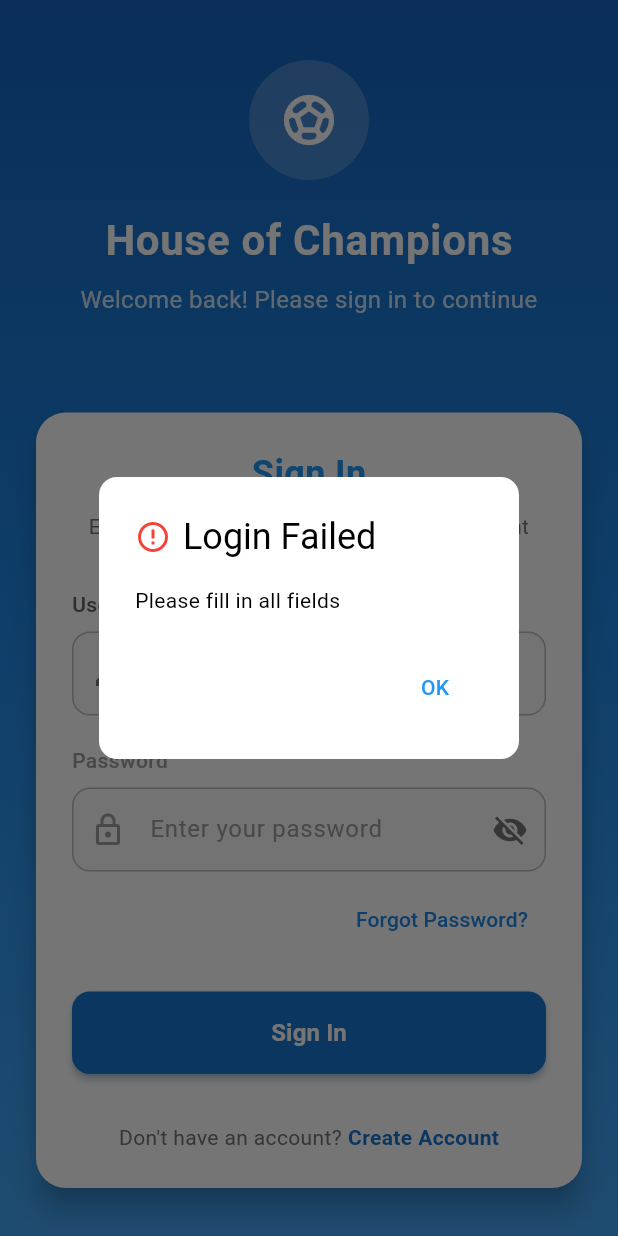
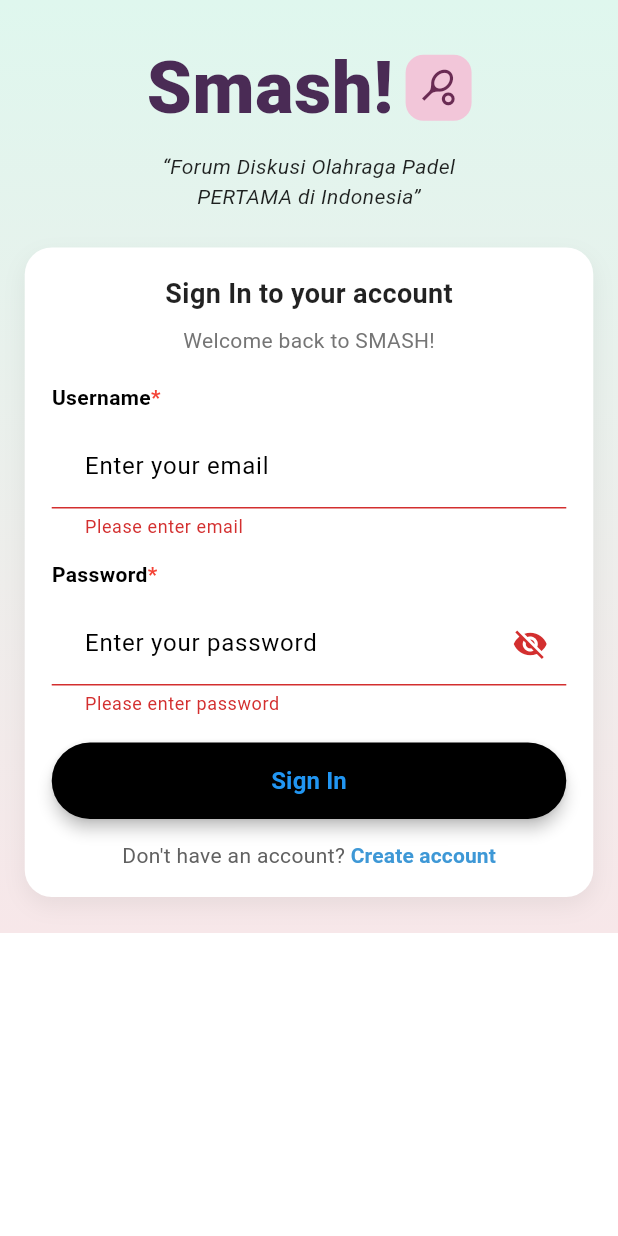
Before and after one commit to pbp-kelompok-a05/smash-mobile, a Flutter app: the screen it shows after launch, after a tap on "Sign In", on a phone screen of 412 x 824 dp. Run offline on Flutter 3.47's test engine with Material 3 defaults, Android fonts, the phone set to English and light mode, and no system bars; missing offline and left inert: pbp_django_auth.

Commit message:
Memperbaiki tampilan login sesuai dengan figma

```diff
--- a/lib/main.dart
+++ b/lib/main.dart
@@ -44,7 +44,7 @@ class MyApp extends StatelessWidget {
             colorScheme: ColorScheme.fromSwatch(primarySwatch: Colors.blue)
           .copyWith(secondary: Colors.blueAccent[400]),
         ),
-        home: const LoginPage(),
+        home: const SmashLoginPage(),
       ),
     );
   }
--- a/lib/screens/login.dart
+++ b/lib/screens/login.dart
@@ -1,76 +1,73 @@
-import 'package:smash_mobile/screens/menu.dart';
 import 'package:flutter/material.dart';
-import 'package:pbp_django_auth/pbp_django_auth.dart';
-import 'package:provider/provider.dart';
 
 void main() {
-  runApp(const LoginApp());
+  runApp(const SmashApp());
 }
 
-class LoginApp extends StatelessWidget {
-  const LoginApp({super.key});
+class SmashApp extends StatelessWidget {
+  const SmashApp({super.key});
 
   @override
   Widget build(BuildContext context) {
     return MaterialApp(
-      title: 'House of Champions - Login',
+      title: 'Smash Login',
       theme: ThemeData(
-        useMaterial3: true,
-        colorScheme: ColorScheme.fromSeed(
-          seedColor: Colors.blue,
-          brightness: Brightness.light,
+        primarySwatch: Colors.purple,
       ),
-        fontFamily: 'Inter',
-      ),
-      home: const LoginPage(),
       debugShowCheckedModeBanner: false,
+      home: const SmashLoginPage(),
     );
   }
 }
 
-class LoginPage extends StatefulWidget {
-  const LoginPage({super.key});
-
-  @override
-  State<LoginPage> createState() => _LoginPageState();
-}
-
-class _LoginPageState extends State<LoginPage> {
-  final TextEditingController _usernameController = TextEditingController();
-  final TextEditingController _passwordController = TextEditingController();
-  bool _isLoading = false; // State untuk loading indicator
-  bool _obscurePassword = true; // State untuk show/hide password
+class SmashLoginPage extends StatelessWidget {
+  const SmashLoginPage({super.key});
 
   @override
   Widget build(BuildContext context) {
-    final request = context.watch<CookieRequest>();
-
+    final width = MediaQuery.of(context).size.width;
     return Scaffold(
-      // Background gradient yang modern
+      // background gradient dari hijau pucat ke pink pucat
       body: Container(
-        width: double.infinity,
-        height: double.infinity,
-        decoration: BoxDecoration(
+        decoration: const BoxDecoration(
           gradient: LinearGradient(
             begin: Alignment.topCenter,
             end: Alignment.bottomCenter,
             colors: [
-              Colors.blue[800]!,
-              Colors.blue[600]!,
-              Colors.blue[400]!,
+              Color(0xFFDFF7EE), // mint very light
+              Color(0xFFF7E7E9), // pink very light
             ],
           ),
         ),
         child: SafeArea(
           child: SingleChildScrollView(
-            physics: const BouncingScrollPhysics(),
+            padding: const EdgeInsets.symmetric(vertical: 24.0),
             child: Column(
+              crossAxisAlignment: CrossAxisAlignment.center,
               children: [
-                // Header Section dengan Logo dan Welcome Text
-                _buildHeaderSection(),
-
-                // Login Card Section
-                _buildLoginCard(request),
+                // Logo + tagline
+                const _LogoSection(),
+                const SizedBox(height: 24),
+                // Card form
+                Center(
+                  child: Container(
+                    width: width * 0.92,
+                    constraints: const BoxConstraints(maxWidth: 420),
+                    padding: const EdgeInsets.all(18.0),
+                    decoration: BoxDecoration(
+                      color: Colors.white,
+                      borderRadius: BorderRadius.circular(18),
+                      boxShadow: [
+                        BoxShadow(
+                          color: Colors.black.withOpacity(0.06),
+                          blurRadius: 12,
+                          offset: const Offset(0, 6),
+                        ),
+                      ],
+                    ),
+                    child: const _SignInForm(),
+                  ),
+                ),
               ],
             ),
           ),
@@ -78,424 +75,252 @@ class _LoginPageState extends State<LoginPage> {
       ),
     );
   }
+}
 
-  /// Membangun header section dengan logo dan teks sambutan
-  Widget _buildHeaderSection() {
-    return Container(
-      padding: const EdgeInsets.symmetric(vertical: 40, horizontal: 20),
-      child: Column(
+class _LogoSection extends StatelessWidget {
+  const _LogoSection();
+
+  @override
+  Widget build(BuildContext context) {
+    return Column(
       children: [
-          // Logo/Icon Aplikasi
-          Container(
-            width: 80,
-            height: 80,
-            decoration: BoxDecoration(
-              color: Colors.white.withOpacity(0.2),
-              shape: BoxShape.circle,
-            ),
-            child: Icon(
-              Icons.sports_soccer,
-              size: 40,
-              color: Colors.white,
-            ),
-          ),
-          const SizedBox(height: 20),
-
-          // Teks Sambutan
-          const Text(
-            'House of Champions',
+        // Logo (bisa diganti dengan Image.asset jika Anda punya asset logo)
+        Row(
+          mainAxisAlignment: MainAxisAlignment.center,
+          children: [
+            // tulisan Smash!
+            Text(
+              'Smash!',
               style: TextStyle(
-              fontSize: 28,
-              fontWeight: FontWeight.bold,
-              color: Colors.white,
+                fontSize: 48,
+                fontWeight: FontWeight.w800,
+                color: Color(0xFF4A2B55), // deep purple
                 letterSpacing: 0.5,
               ),
             ),
-          const SizedBox(height: 8),
-          Text(
-            'Welcome back! Please sign in to continue',
-            style: TextStyle(
-              fontSize: 16,
-              color: Colors.white.withOpacity(0.8),
+            const SizedBox(width: 8),
+            // Balloon / icon sebagai dekorasi logo
+            Container(
+              width: 44,
+              height: 44,
+              decoration: BoxDecoration(
+                color: const Color(0xFFF2C6D9),
+                borderRadius: BorderRadius.circular(12),
               ),
-            textAlign: TextAlign.center,
+              child: const Icon(
+                Icons.sports_tennis, // mendekati bola padel
+                size: 26,
+                color: Color(0xFF6A2B53),
+              ),
             ),
           ],
         ),
-    );
-  }
-
-  /// Membangun card login dengan form input
-  Widget _buildLoginCard(CookieRequest request) {
-    return Container(
-      margin: const EdgeInsets.all(20),
-      child: Card(
-        elevation: 8,
-        shape: RoundedRectangleBorder(
-          borderRadius: BorderRadius.circular(20),
-        ),
-        child: Padding(
-          padding: const EdgeInsets.all(24),
-          child: Column(
-            mainAxisSize: MainAxisSize.min,
-            children: [
-              // Title Section
-              const Text(
-                'Sign In',
-                style: TextStyle(
-                  fontSize: 24,
-                  fontWeight: FontWeight.bold,
-                  color: Colors.blue,
-                ),
-              ),
         const SizedBox(height: 8),
-              Text(
-                'Enter your credentials to access your account',
+        const Padding(
+          padding: EdgeInsets.symmetric(horizontal: 20.0),
+          child: Text(
+            '“Forum Diskusi Olahraga Padel\nPERTAMA di Indonesia”',
+            textAlign: TextAlign.center,
             style: TextStyle(
               fontSize: 14,
-                  color: Colors.grey[600],
-                ),
-                textAlign: TextAlign.center,
-              ),
-              const SizedBox(height: 32),
-
-              // Username Field
-              _buildTextField(
-                controller: _usernameController,
-                label: 'Username',
-                hint: 'Enter your username',
-                prefixIcon: Icons.person_outline,
-                keyboardType: TextInputType.text,
-              ),
-              const SizedBox(height: 20),
-
-              // Password Field
-              _buildPasswordField(),
-              const SizedBox(height: 8),
-
-              // Forgot Password (Optional)
-              Align(
-                alignment: Alignment.centerRight,
-                child: TextButton(
-                  onPressed: () {
-                    // TODO: Implement forgot password functionality
-                    ScaffoldMessenger.of(context).showSnackBar(
-                      const SnackBar(
-                        content: Text('Forgot password feature coming soon!'),
-                        duration: Duration(seconds: 2),
-                      ),
-                    );
-                  },
-                  child: Text(
-                    'Forgot Password?',
-                    style: TextStyle(
-                      color: Colors.blue[600],
-                      fontWeight: FontWeight.w500,
-                    ),
-                  ),
-                ),
-              ),
-              const SizedBox(height: 24),
-
-              // Login Button
-              _buildLoginButton(request),
-              const SizedBox(height: 32),
-
-              // Register Section
-              _buildRegisterSection(),
-            ],
-          ),
-        ),
-      ),
-    );
-  }
-
-  /// Membangun text field yang reusable
-  Widget _buildTextField({
-    required TextEditingController controller,
-    required String label,
-    required String hint,
-    required IconData prefixIcon,
-    TextInputType keyboardType = TextInputType.text,
-  }) {
-    return Column(
-      crossAxisAlignment: CrossAxisAlignment.start,
-      children: [
-        Text(
-          label,
-          style: TextStyle(
-            fontWeight: FontWeight.w500,
-            color: Colors.grey[700],
-            fontSize: 14,
-          ),
-        ),
-        const SizedBox(height: 8),
-        TextField(
-          controller: controller,
-          keyboardType: keyboardType,
-          style: const TextStyle(fontSize: 16),
-          decoration: InputDecoration(
-            hintText: hint,
-            hintStyle: TextStyle(color: Colors.grey[500]),
-            border: OutlineInputBorder(
-              borderRadius: BorderRadius.circular(12),
-              borderSide: BorderSide(color: Colors.grey[400]!),
-            ),
-            focusedBorder: OutlineInputBorder(
-              borderRadius: BorderRadius.circular(12),
-              borderSide: BorderSide(color: Colors.blue[400]!, width: 2),
-            ),
-            enabledBorder: OutlineInputBorder(
-              borderRadius: BorderRadius.circular(12),
-              borderSide: BorderSide(color: Colors.grey[400]!),
-            ),
-            filled: true,
-            fillColor: Colors.grey[50],
-            prefixIcon: Icon(
-              prefixIcon,
-              color: Colors.grey[600],
-            ),
-            contentPadding: const EdgeInsets.symmetric(
-              horizontal: 16,
-              vertical: 16,
+              color: Colors.black87,
+              fontStyle: FontStyle.italic,
             ),
           ),
         ),
       ],
     );
   }
+}
 
-  /// Membangun password field dengan toggle visibility
-  Widget _buildPasswordField() {
-    return Column(
-      crossAxisAlignment: CrossAxisAlignment.start,
-      children: [
-        const Text(
-          'Password',
-          style: TextStyle(
-            fontWeight: FontWeight.w500,
-            color: Colors.grey,
-            fontSize: 14,
-          ),
-        ),
-        const SizedBox(height: 8),
-        TextField(
-          controller: _passwordController,
-          obscureText: _obscurePassword,
-          style: const TextStyle(fontSize: 16),
-          decoration: InputDecoration(
-            hintText: 'Enter your password',
-            hintStyle: TextStyle(color: Colors.grey[500]),
-            border: OutlineInputBorder(
-              borderRadius: BorderRadius.circular(12),
-              borderSide: BorderSide(color: Colors.grey[400]!),
+class _SignInForm extends StatefulWidget {
+  const _SignInForm();
+
+  @override
+  State<_SignInForm> createState() => _SignInFormState();
+}
+
+class _SignInFormState extends State<_SignInForm> {
+  final _formKey = GlobalKey<FormState>();
+  final _emailCtrl = TextEditingController();
+  final _passCtrl = TextEditingController();
+  bool _obscure = true;
+
+  @override
+  void dispose() {
+    _emailCtrl.dispose();
+    _passCtrl.dispose();
+    super.dispose();
+  }
+
+  InputDecoration _inputDecoration(String hint) {
+    return InputDecoration(
+      hintText: hint,
+      filled: true,
+      fillColor: Colors.white,
+      contentPadding: const EdgeInsets.symmetric(vertical: 16, horizontal: 18),
+      enabledBorder: OutlineInputBorder(
+        borderRadius: BorderRadius.circular(28),
+        borderSide: BorderSide(color: Colors.grey.shade300),
       ),
       focusedBorder: OutlineInputBorder(
-              borderRadius: BorderRadius.circular(12),
-              borderSide: BorderSide(color: Colors.blue[400]!, width: 2),
-            ),
-            enabledBorder: OutlineInputBorder(
-              borderRadius: BorderRadius.circular(12),
-              borderSide: BorderSide(color: Colors.grey[400]!),
-            ),
-            filled: true,
-            fillColor: Colors.grey[50],
-            prefixIcon: const Icon(
-              Icons.lock_outline,
-              color: Colors.grey,
-            ),
-            suffixIcon: IconButton(
-              icon: Icon(
-                _obscurePassword ? Icons.visibility_off : Icons.visibility,
-                color: Colors.grey[600],
-              ),
-              onPressed: () {
-                setState(() {
-                  _obscurePassword = !_obscurePassword;
-                });
-              },
-            ),
-            contentPadding: const EdgeInsets.symmetric(
-              horizontal: 16,
-              vertical: 16,
-            ),
-          ),
-        ),
-      ],
-    );
-  }
-
-  /// Membangun login button dengan loading state
-  Widget _buildLoginButton(CookieRequest request) {
-    return SizedBox(
-      width: double.infinity,
-      child: ElevatedButton(
-        style: ElevatedButton.styleFrom(
-          backgroundColor: Colors.blue[700],
-          foregroundColor: Colors.white,
-          padding: const EdgeInsets.symmetric(vertical: 16),
-          shape: RoundedRectangleBorder(
-            borderRadius: BorderRadius.circular(12),
-          ),
-          elevation: 2,
-          shadowColor: Colors.blue[200],
-        ),
-        onPressed: _isLoading
-            ? null
-            : () async {
-                _performLogin(request);
-              },
-        child: _isLoading
-            ? const SizedBox(
-                width: 20,
-                height: 20,
-                child: CircularProgressIndicator(
-                  strokeWidth: 2,
-                  valueColor: AlwaysStoppedAnimation<Color>(Colors.white),
-                ),
-              )
-            : const Text(
-                'Sign In',
-                style: TextStyle(
-                  fontSize: 16,
-                  fontWeight: FontWeight.w600,
-                ),
-              ),
-      ),
-    );
-  }
-
-  /// Membangun section untuk registrasi
-  Widget _buildRegisterSection() {
-    return Row(
-      mainAxisAlignment: MainAxisAlignment.center,
-      children: [
-        Text(
-          "Don't have an account?",
-          style: TextStyle(
-            color: Colors.grey[600],
-          ),
-        ),
-        const SizedBox(width: 4),
-        GestureDetector(
-          child: Text(
-            'Create Account',
-            style: TextStyle(
-              color: Colors.blue[700],
-              fontWeight: FontWeight.w600,
-              fontSize: 14,
-            ),
-          ),
-        ),
-      ],
-    );
-  }
-
-  /// Melakukan proses login dengan error handling
-  void _performLogin(CookieRequest request) async {
-    // Validasi input
-    if (_usernameController.text.isEmpty || _passwordController.text.isEmpty) {
-      _showErrorDialog('Please fill in all fields');
-      return;
-    }
-
-    // Set loading state
-    setState(() {
-      _isLoading = true;
-    });
-
-    try {
-      // Check credentials
-      // TODO: Replace the URL with your app's URL
-      // To connect Android emulator with Django on localhost, use URL http://10.0.2.2/
-      // If you using chrome, use URL http://localhost:8000
-      final response = await request.login(
-        "http://localhost:8000/auth/login/",
-        {
-          'username': _usernameController.text.trim(),
-          'password': _passwordController.text,
-        },
-      );
-
-      // Reset loading state
-      if (mounted) {
-        setState(() {
-          _isLoading = false;
-        });
-      }
-
-      if (request.loggedIn) {
-        // Login successful
-        String message = response['message'];
-        String uname = response['username'];
-
-        if (mounted) {
-          // Show success message
-          ScaffoldMessenger.of(context)
-            ..hideCurrentSnackBar()
-            ..showSnackBar(
-              SnackBar(
-                content: Text("$message Welcome back, $uname! 👋"),
-                backgroundColor: Colors.green,
-                behavior: SnackBarBehavior.floating,
-                shape: RoundedRectangleBorder(
-                  borderRadius: BorderRadius.circular(8),
-                ),
-              ),
-            );
-
-          // Navigate to home page
-          Navigator.pushReplacement(
-            context,
-            MaterialPageRoute(builder: (context) => MyHomePage()),
-          );
-        }
-      } else {
-        // Login failed
-        _showErrorDialog(response['message'] ?? 'Login failed. Please try again.');
-      }
-    } catch (e) {
-      // Handle network errors
-      if (mounted) {
-        setState(() {
-          _isLoading = false;
-        });
-        _showErrorDialog('Network error: Please check your connection and try again.');
-      }
-    }
-  }
-
-  /// Menampilkan dialog error
-  void _showErrorDialog(String message) {
-    showDialog(
-      context: context,
-      builder: (context) => AlertDialog(
-        title: const Row(
-          children: [
-            Icon(Icons.error_outline, color: Colors.red, size: 24),
-            SizedBox(width: 8),
-            Text('Login Failed'),
-          ],
-        ),
-        content: Text(message),
-        actions: [
-          TextButton(
-            onPressed: () => Navigator.pop(context),
-            child: const Text('OK'),
-          ),
-        ],
-        shape: RoundedRectangleBorder(
-          borderRadius: BorderRadius.circular(12),
-        ),
+        borderRadius: BorderRadius.circular(28),
+        borderSide: BorderSide(color: Colors.grey.shade500),
       ),
     );
   }
 
   @override
-  void dispose() {
-    // Clean up controllers
-    _usernameController.dispose();
-    _passwordController.dispose();
-    super.dispose();
+  Widget build(BuildContext context) {
+    return Form(
+      key: _formKey,
+      child: Column(
+        // isi card
+        crossAxisAlignment: CrossAxisAlignment.start,
+        children: [
+          Center(
+            child: Text(
+              'Sign In to your account',
+              style: TextStyle(
+                fontSize: 18,
+                fontWeight: FontWeight.w700,
+                color: Colors.black87,
+              ),
+            ),
+          ),
+          const SizedBox(height: 8),
+          Center(
+            child: Text(
+              'Welcome back to SMASH!',
+              style: TextStyle(
+                fontSize: 14,
+                color: Colors.grey.shade600,
+              ),
+            ),
+          ),
+          const SizedBox(height: 18),
+          // Username label + field
+          const Text.rich(
+            TextSpan(
+              children: [
+                TextSpan(
+                  text: 'Username',
+                  style: TextStyle(
+                    fontWeight: FontWeight.w700,
+                    fontSize: 14,
+                  ),
+                ),
+                TextSpan(
+                  text: '*',
+                  style: TextStyle(color: Colors.red, fontWeight: FontWeight.w700),
+                ),
+              ],
+            ),
+          ),
+          const SizedBox(height: 8),
+          TextFormField(
+            controller: _emailCtrl,
+            keyboardType: TextInputType.emailAddress,
+            decoration: _inputDecoration('Enter your email'),
+            validator: (v) {
+              if (v == null || v.isEmpty) return 'Please enter email';
+              return null;
+            },
+          ),
+          const SizedBox(height: 14),
+          // Password label + field
+          const Text.rich(
+            TextSpan(
+              children: [
+                TextSpan(
+                  text: 'Password',
+                  style: TextStyle(
+                    fontWeight: FontWeight.w700,
+                    fontSize: 14,
+                  ),
+                ),
+                TextSpan(
+                  text: '*',
+                  style: TextStyle(color: Colors.red, fontWeight: FontWeight.w700),
+                ),
+              ],
+            ),
+          ),
+          const SizedBox(height: 8),
+          TextFormField(
+            controller: _passCtrl,
+            obscureText: _obscure,
+            decoration: _inputDecoration('Enter your password').copyWith(
+              suffixIcon: IconButton(
+                icon: Icon(_obscure ? Icons.visibility_off : Icons.visibility),
+                onPressed: () => setState(() => _obscure = !_obscure),
+              ),
+            ),
+            validator: (v) {
+              if (v == null || v.isEmpty) return 'Please enter password';
+              return null;
+            },
+          ),
+          const SizedBox(height: 18),
+          // Sign in button (pill black)
+          SizedBox(
+            width: double.infinity,
+            child: ElevatedButton(
+              onPressed: () {
+                if (_formKey.currentState?.validate() ?? false) {
+                  // contoh aksi: hanya tunjukkan snackbar
+                  ScaffoldMessenger.of(context).showSnackBar(
+                    const SnackBar(content: Text('Signing in...')),
+                  );
+                }
+              },
+              style: ElevatedButton.styleFrom(
+                backgroundColor: Colors.black,
+                padding: const EdgeInsets.symmetric(vertical: 14),
+                shape: RoundedRectangleBorder(
+                  borderRadius: BorderRadius.circular(30),
+                ),
+                elevation: 4,
+              ),
+              child: const Text(
+                'Sign In',
+                style: TextStyle(fontSize: 16, fontWeight: FontWeight.w600),
+              ),
+            ),
+          ),
+          const SizedBox(height: 14),
+          // bottom text "Don't have an account? Create account"
+          Center(
+            child: Wrap(
+              alignment: WrapAlignment.center,
+              crossAxisAlignment: WrapCrossAlignment.center,
+              children: [
+                Text(
+                  "Don't have an account? ",
+                  style: TextStyle(color: Colors.grey.shade700),
+                ),
+                TextButton(
+                  onPressed: () {
+                    // TODO: navigasi ke halaman pendaftaran
+                  },
+                  style: TextButton.styleFrom(
+                    padding: EdgeInsets.zero,
+                    minimumSize: const Size(0, 0),
+                    tapTargetSize: MaterialTapTargetSize.shrinkWrap,
+                  ),
+                  child: const Text(
+                    'Create account',
+                    style: TextStyle(
+                      color: Color(0xFF3E98D6), // biru muda link
+                      fontWeight: FontWeight.w600,
+                    ),
+                  ),
+                ),
+              ],
+            ),
+          ),
+        ],
+      ),
+    );
   }
 }
```
Lines whose indentation alone changed are shown as unchanged.
